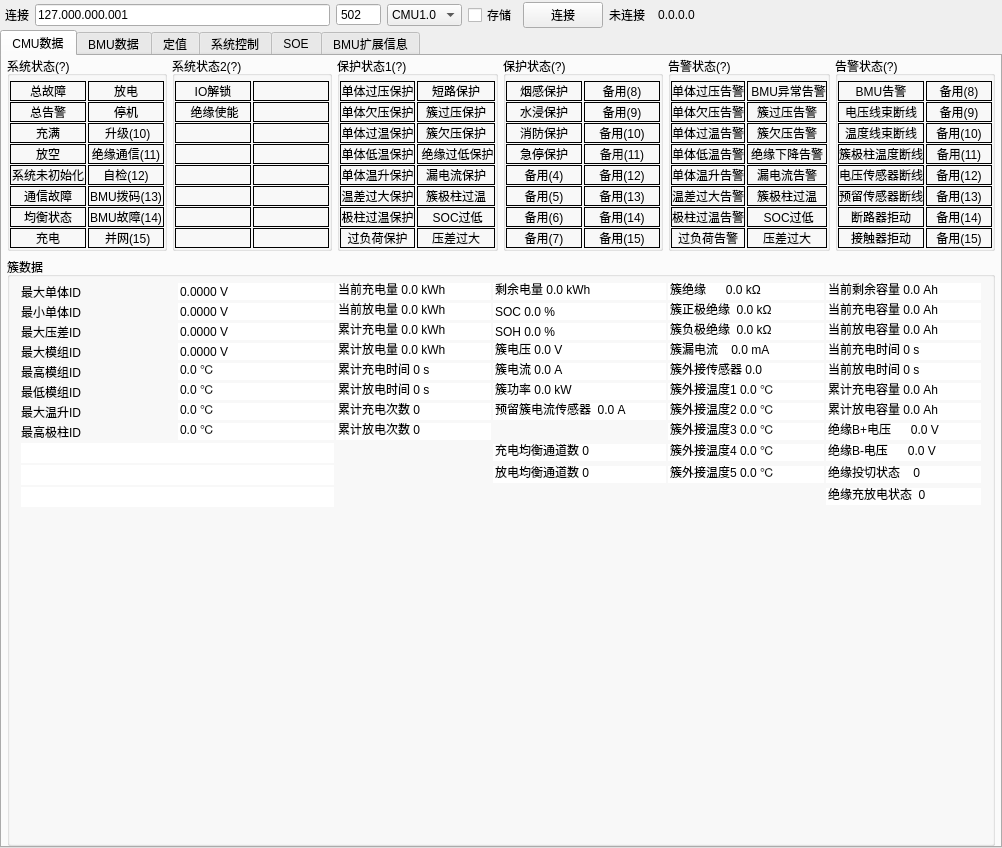
Old version of the form widget.ui in the repository Shogpe/bmsTool.
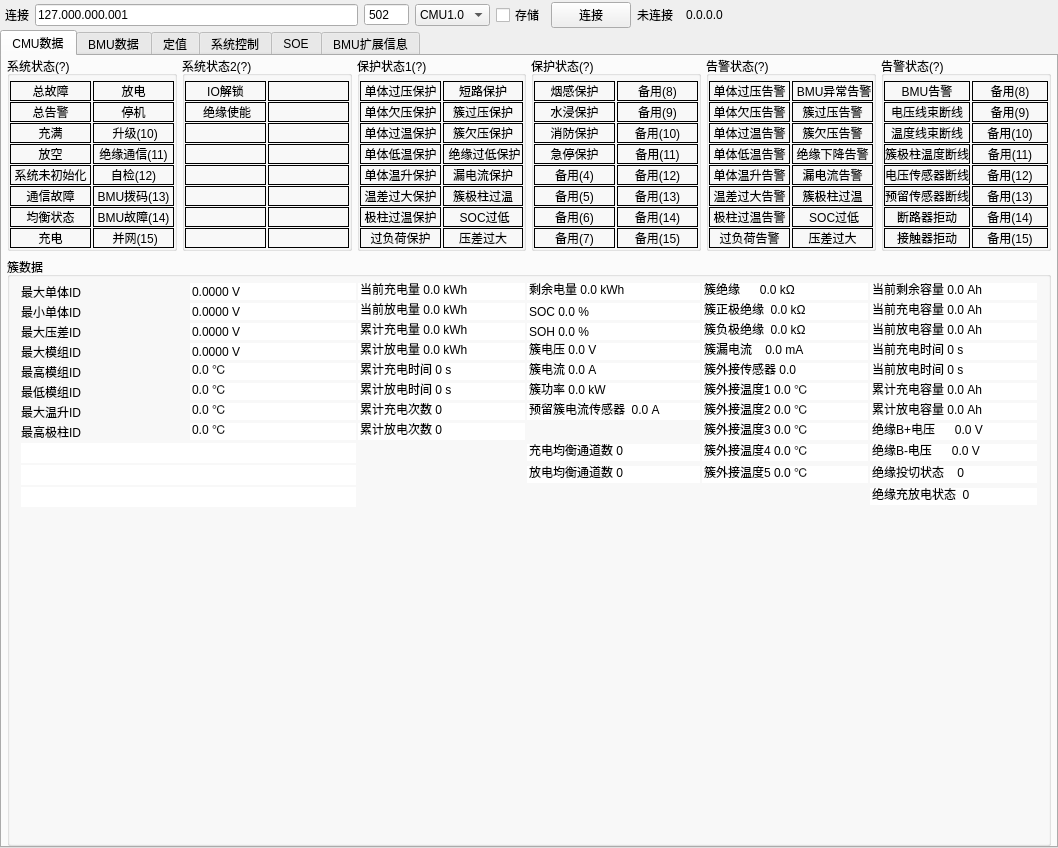
New version of the form. The open tabs and pages were chosen to show the change. Custom widgets are drawn as their Qt base class.

What changed in the file:
```diff
--- a/widget.ui
+++ b/widget.ui
@@ -9,7 +9,7 @@
    <rect>
     <x>0</x>
     <y>0</y>
-    <width>1002</width>
+    <width>1058</width>
     <height>848</height>
    </rect>
   </property>
```
Left out of the diff: 2 changed lines with no effect on the pictures.
